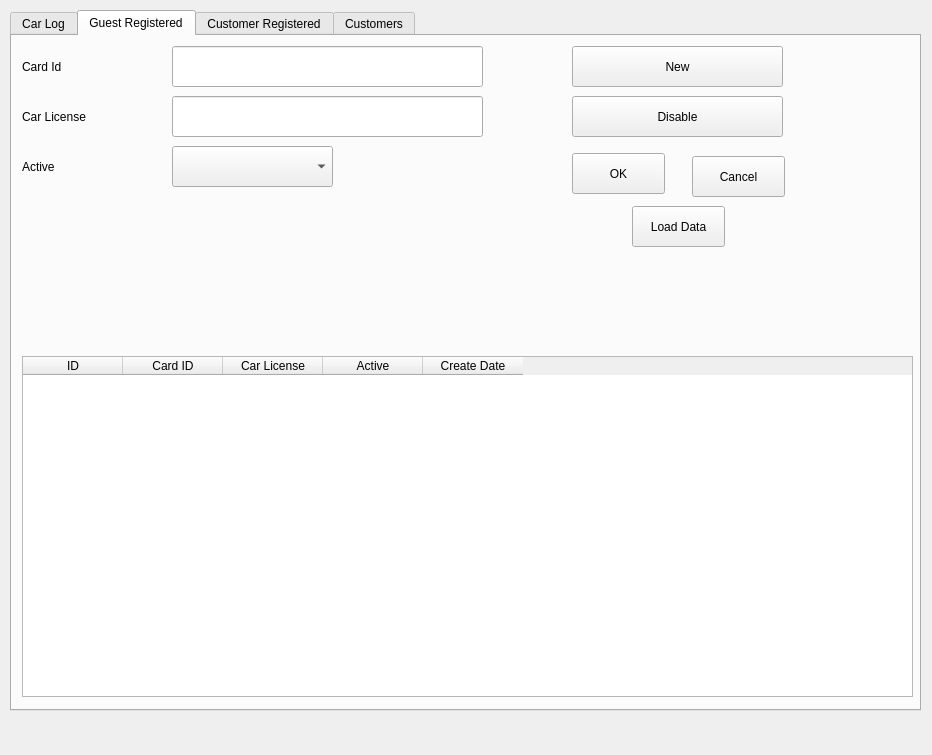
The window that Table.ui (vince0119/Project-Deskstop) describes before a commit, drawn with Qt 5.
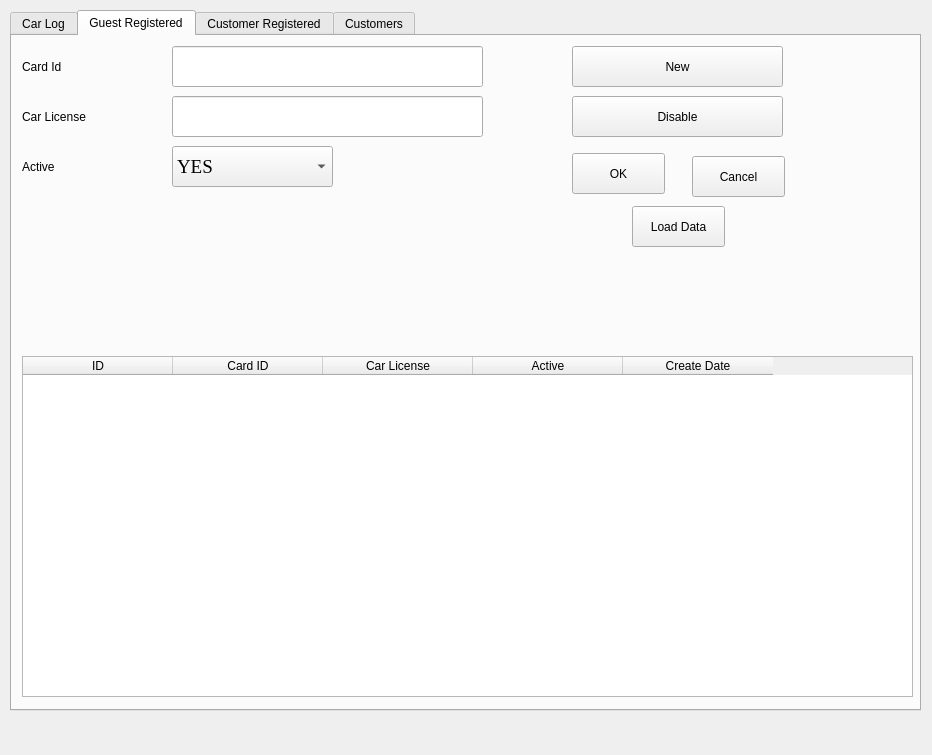
The same window after the commit.

```diff
--- a/Table.ui
+++ b/Table.ui
@@ -258,6 +258,12 @@
       <property name="selectionBehavior">
        <enum>QAbstractItemView::SelectRows</enum>
       </property>
+      <property name="sortingEnabled">
+       <bool>true</bool>
+      </property>
+      <attribute name="horizontalHeaderDefaultSectionSize">
+       <number>150</number>
+      </attribute>
       <column>
        <property name="text">
         <string>ID</string>
@@ -367,14 +373,6 @@
       <property name="editable">
        <bool>false</bool>
       </property>
-      <property name="currentIndex">
-       <number>0</number>
-      </property>
-      <item>
-       <property name="text">
-        <string/>
-       </property>
-      </item>
       <item>
        <property name="text">
         <string>YES</string>
```
Left out of the diff: 13 changed lines with no effect on the pictures.
